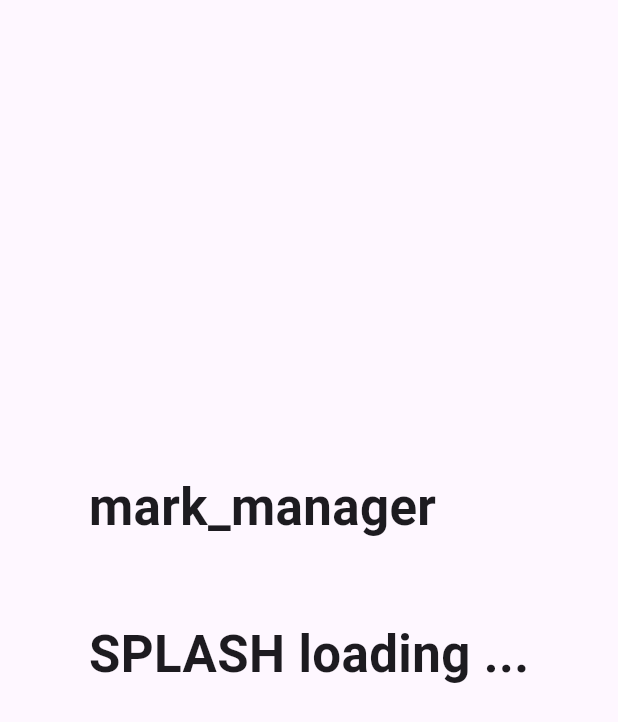
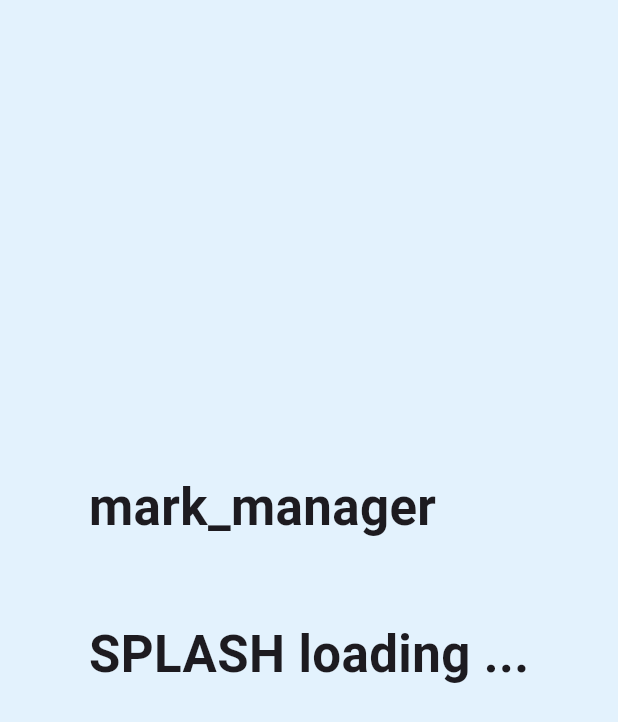
Before and after one commit to geekers-donald237/mark_manager, a Flutter app: the first screen one second after launch, on a phone screen of 412 x 824 dp. Shown: the top 722 px of the screen. Run offline on Flutter 3.47's test engine with Material 2 defaults, Android fonts, the phone set to English and light mode, and no system bars; our stand-ins replace cloud_firestore, firebase_core, flutter_easyloading; accounts and stored records are empty.

Commit message:
studen login with easyloading + splashscreen +interface ok

```diff
--- a/lib/components/splach.dart
+++ b/lib/components/splach.dart
@@ -21,13 +21,14 @@ class SplashState extends State<Splash> {
   }
 
   _navigatetohome()async{
-    await Future.delayed(Duration(milliseconds: 1500), () {});
+    await Future.delayed(Duration(milliseconds: 2000), () {});
     Navigator.pushReplacement(context, MaterialPageRoute(builder: (context)=>LoginPage(onTap: () {  }),));
   }
 
   @override
   Widget build(BuildContext context) {
     return Scaffold(
+      backgroundColor: Colors.blue[50],
       body: Center(
         child: Container(
         child: Text('mark_manager\n\nSPLASH loading ...\n ',
```
